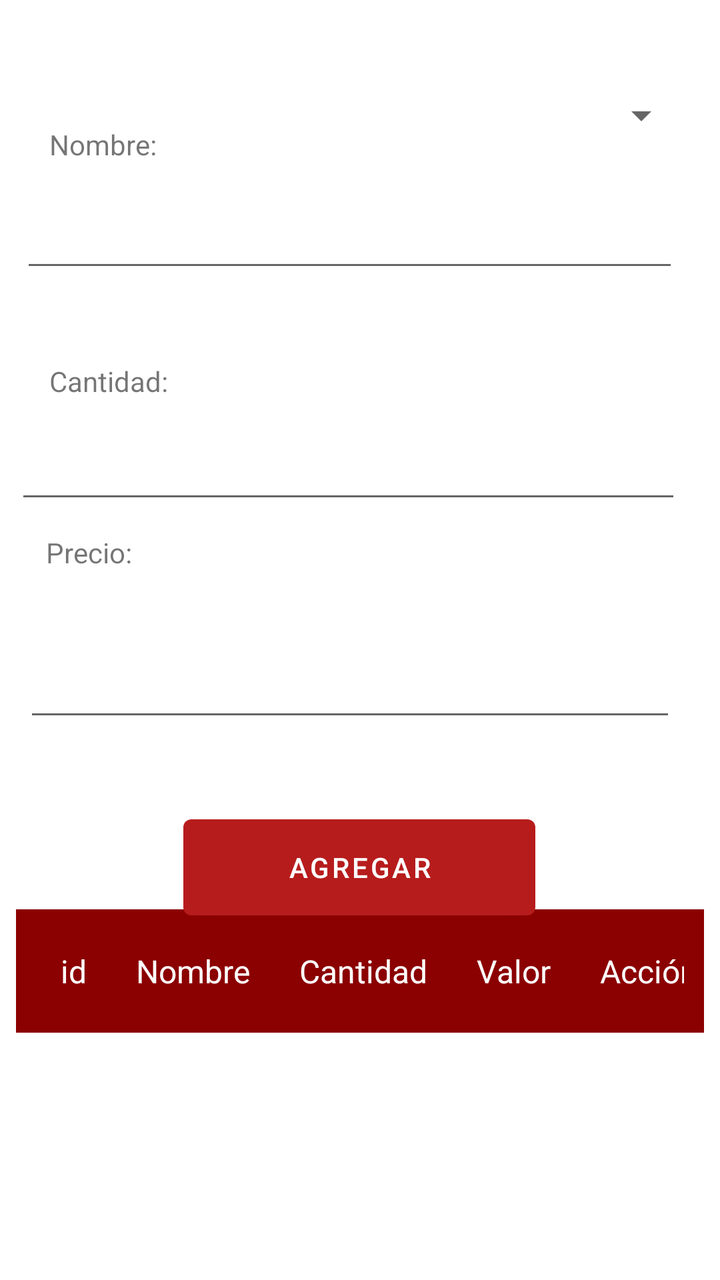
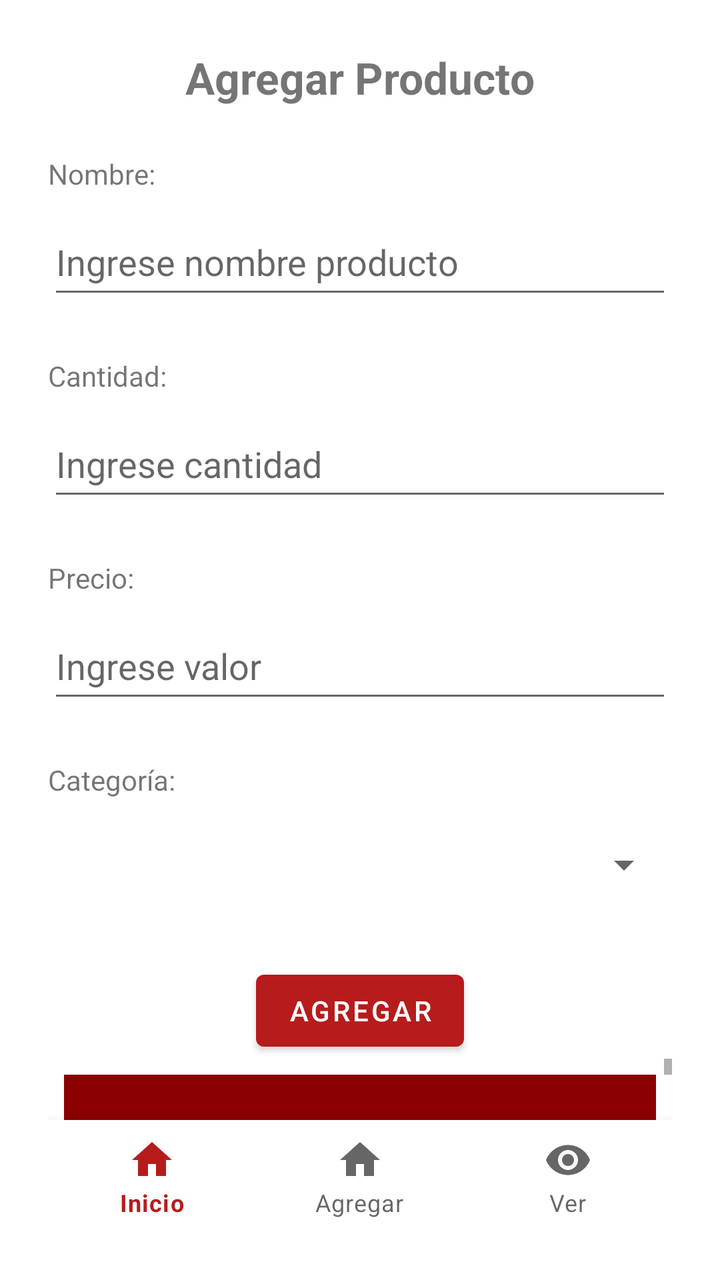

Two renders of the same Android screen: before a commit and after it. Below are the layout's source before the change and the commit's diff.
<!-- AndroidManifest.xml: application theme Theme.Evaa -->
<!-- res/layout/activity_agregar.xml -->
<?xml version="1.0" encoding="utf-8"?>
<androidx.constraintlayout.widget.ConstraintLayout xmlns:android="http://schemas.android.com/apk/res/android"
    xmlns:app="http://schemas.android.com/apk/res-auto"
    xmlns:tools="http://schemas.android.com/tools"
    android:layout_width="match_parent"
    android:layout_height="match_parent"
    tools:context=".Agregar">

    <TextView
        android:id="@+id/txtAgregar"
        android:layout_width="346dp"
        android:layout_height="49dp"
        android:layout_marginTop="28dp"
        android:layout_marginBottom="46dp"
        android:text="Agregar Producto"
        app:layout_constraintBottom_toTopOf="@+id/txtnombrepr"
        app:layout_constraintEnd_toEndOf="parent"
        app:layout_constraintHorizontal_bias="0.415"
        app:layout_constraintStart_toStartOf="parent"
        app:layout_constraintTop_toTopOf="parent" />

    <EditText
        android:id="@+id/editNombre"
        android:layout_width="329dp"
        android:layout_height="50dp"
        android:ems="10"
        android:inputType="textPersonName"
        app:layout_constraintBottom_toBottomOf="parent"
        app:layout_constraintEnd_toEndOf="parent"
        app:layout_constraintHorizontal_bias="0.333"
        app:layout_constraintStart_toStartOf="parent"
        app:layout_constraintTop_toBottomOf="@+id/txtAgregar"
        app:layout_constraintVertical_bias="0.13" />

    <EditText
        android:id="@+id/editCantidad"
        android:layout_width="333dp"
        android:layout_height="46dp"
        android:layout_marginTop="52dp"
        android:ems="10"
        android:inputType="number"
        app:layout_constraintBottom_toBottomOf="parent"
        app:layout_constraintEnd_toEndOf="parent"
        app:layout_constraintHorizontal_bias="0.287"
        app:layout_constraintStart_toStartOf="parent"
        app:layout_constraintTop_toBottomOf="@+id/editNombre"
        app:layout_constraintVertical_bias="0.044" />

    <Spinner
        android:id="@+id/spinnerTipoProducto"
        android:layout_width="329dp"
        android:layout_height="50dp"
        android:layout_marginTop="16dp"
        android:layout_marginBottom="16dp"
        android:spinnerMode="dropdown"
        app:layout_constraintTop_toBottomOf="@+id/txtAgregar"
        app:layout_constraintStart_toStartOf="parent"
        app:layout_constraintEnd_toEndOf="parent"
        app:layout_constraintHorizontal_bias="0.5"
        />

    <TextView
        android:id="@+id/txtnombrepr"
        android:layout_width="wrap_content"
        android:layout_height="wrap_content"
        android:layout_marginBottom="619dp"
        android:text="Nombre:"
        app:layout_constraintBottom_toBottomOf="parent"
        app:layout_constraintEnd_toEndOf="parent"
        app:layout_constraintHorizontal_bias="0.081"
        app:layout_constraintStart_toStartOf="parent"
        app:layout_constraintTop_toBottomOf="@+id/txtAgregar" />

    <TextView
        android:id="@+id/txtCantidad"
        android:layout_width="wrap_content"
        android:layout_height="wrap_content"
        android:layout_marginTop="90dp"
        android:layout_marginBottom="61dp"
        android:text="Cantidad:"
        app:layout_constraintBottom_toTopOf="@+id/editCantidad"
        app:layout_constraintEnd_toEndOf="parent"
        app:layout_constraintHorizontal_bias="0.082"
        app:layout_constraintStart_toStartOf="parent"
        app:layout_constraintTop_toTopOf="@+id/editNombre"
        app:layout_constraintVertical_bias="0.0" />

    <TextView
        android:id="@+id/txtprecio"
        android:layout_width="wrap_content"
        android:layout_height="wrap_content"
        android:layout_marginTop="56dp"
        android:text="Precio:"
        app:layout_constraintEnd_toEndOf="parent"
        app:layout_constraintHorizontal_bias="0.073"
        app:layout_constraintStart_toStartOf="parent"
        app:layout_constraintTop_toTopOf="@+id/editCantidad" />

    <EditText
        android:id="@+id/editPrecio"
        android:layout_width="326dp"
        android:layout_height="53dp"
        android:layout_marginTop="46dp"
        android:ems="10"
        android:inputType="numberDecimal"
        app:layout_constraintBottom_toBottomOf="parent"
        app:layout_constraintEnd_toEndOf="parent"
        app:layout_constraintHorizontal_bias="0.352"
        app:layout_constraintStart_toStartOf="parent"
        app:layout_constraintTop_toTopOf="@+id/txtprecio"
        app:layout_constraintVertical_bias="0.0" />

    <Button
        android:id="@+id/btnAgregar"
        android:layout_width="176dp"
        android:layout_height="60dp"
        android:layout_marginTop="38dp"
        android:layout_marginBottom="232dp"
        android:text="Agregar"
        app:layout_constraintBottom_toBottomOf="parent"
        app:layout_constraintEnd_toEndOf="parent"
        app:layout_constraintHorizontal_bias="0.498"
        app:layout_constraintStart_toStartOf="parent"
        app:layout_constraintTop_toBottomOf="@+id/editPrecio"
        app:layout_constraintVertical_bias="0.0" />



    <HorizontalScrollView
        android:layout_width="0dp"
        android:layout_height="wrap_content"
        android:fillViewport="true"
        app:layout_constraintTop_toBottomOf="@id/btnAgregar"
        app:layout_constraintStart_toStartOf="parent"
        app:layout_constraintEnd_toEndOf="parent"
        app:layout_constraintBottom_toBottomOf="parent">

        <TableLayout
            android:id="@+id/tableProductos"
            android:layout_width="wrap_content"
            android:layout_height="wrap_content"
            android:stretchColumns="*"
            android:shrinkColumns="*"
            android:background="#FFFFFF"
            android:padding="8dp">

            
            <TableRow
                android:background="#8B0000"
                android:textColor="#FFFFFF"
                android:padding="10dp">

                <TextView
                    android:text="id"
                    android:textSize="16sp"
                    android:gravity="center"
                    android:textColor="#FFFFFF"
                    android:padding="10dp"/>

                <TextView
                    android:text="Nombre"
                    android:textSize="16sp"
                    android:gravity="center"
                    android:textColor="#FFFFFF"
                    android:padding="10dp"/>

                <TextView
                    android:text="Cantidad"
                    android:textSize="16sp"
                    android:gravity="center"
                    android:textColor="#FFFFFF"
                    android:padding="10dp"/>

                <TextView
                    android:text="Valor"
                    android:textSize="16sp"
                    android:gravity="center"
                    android:textColor="#FFFFFF"
                    android:padding="10dp"/>
                <TextView
                    android:text="Acción"
                    android:textSize="16sp"
                    android:gravity="center"
                    android:textColor="#FFFFFF"
                    android:padding="10dp"/>
            </TableRow>


        </TableLayout>
    </HorizontalScrollView>


</androidx.constraintlayout.widget.ConstraintLayout>
<!-- resources referenced by this layout -->
<resources>
  <style name="Theme.Evaa" parent="Theme.MaterialComponents.DayNight.DarkActionBar">
          
          <item name="colorPrimary">@color/rojo_oscuro</item>
          <item name="colorPrimaryVariant">@color/rojo_oscuro</item>
          <item name="colorOnPrimary">@color/white</item>
          
          <item name="colorSecondary">@color/teal_200</item>
          <item name="colorSecondaryVariant">@color/teal_700</item>
          <item name="colorOnSecondary">@color/black</item>
          
          <item name="android:statusBarColor" tools:targetApi="l">?attr/colorPrimaryVariant</item>
          
      </style>
  <color name="rojo_oscuro">#B71C1C</color>
  <color name="white">#FFFFFFFF</color>
  <color name="teal_200">#FF03DAC5</color>
  <color name="teal_700">#FF018786</color>
  <color name="black">#FF000000</color>
</resources>

<!-- the commit's change to res/layout/activity_agregar.xml (unified diff, before → after) -->
@@ -4,190 +4,164 @@
     xmlns:tools="http://schemas.android.com/tools"
     android:layout_width="match_parent"
     android:layout_height="match_parent"
+    android:padding="24dp"
     tools:context=".Agregar">
 
+    
     <TextView
         android:id="@+id/txtAgregar"
-        android:layout_width="346dp"
-        android:layout_height="49dp"
-        android:layout_marginTop="28dp"
-        android:layout_marginBottom="46dp"
+        android:layout_width="wrap_content"
+        android:layout_height="wrap_content"
         android:text="Agregar Producto"
-        app:layout_constraintBottom_toTopOf="@+id/txtnombrepr"
-        app:layout_constraintEnd_toEndOf="parent"
-        app:layout_constraintHorizontal_bias="0.415"
+        android:textSize="22sp"
+        android:textStyle="bold"
+        app:layout_constraintTop_toTopOf="parent"
         app:layout_constraintStart_toStartOf="parent"
-        app:layout_constraintTop_toTopOf="parent" />
+        app:layout_constraintEnd_toEndOf="parent" />
 
-    <EditText
-        android:id="@+id/editNombre"
-        android:layout_width="329dp"
-        android:layout_height="50dp"
-        android:ems="10"
-        android:inputType="textPersonName"
-        app:layout_constraintBottom_toBottomOf="parent"
-        app:layout_constraintEnd_toEndOf="parent"
-        app:layout_constraintHorizontal_bias="0.333"
-        app:layout_constraintStart_toStartOf="parent"
-        app:layout_constraintTop_toBottomOf="@+id/txtAgregar"
-        app:layout_constraintVertical_bias="0.13" />
-
-    <EditText
-        android:id="@+id/editCantidad"
-        android:layout_width="333dp"
-        android:layout_height="46dp"
-        android:layout_marginTop="52dp"
-        android:ems="10"
-        android:inputType="number"
-        app:layout_constraintBottom_toBottomOf="parent"
-        app:layout_constraintEnd_toEndOf="parent"
-        app:layout_constraintHorizontal_bias="0.287"
-        app:layout_constraintStart_toStartOf="parent"
-        app:layout_constraintTop_toBottomOf="@+id/editNombre"
-        app:layout_constraintVertical_bias="0.044" />
-
-    <Spinner
-        android:id="@+id/spinnerTipoProducto"
-        android:layout_width="329dp"
-        android:layout_height="50dp"
-        android:layout_marginTop="16dp"
-        android:layout_marginBottom="16dp"
-        android:spinnerMode="dropdown"
-        app:layout_constraintTop_toBottomOf="@+id/txtAgregar"
-        app:layout_constraintStart_toStartOf="parent"
-        app:layout_constraintEnd_toEndOf="parent"
-        app:layout_constraintHorizontal_bias="0.5"
-        />
-
+    
     <TextView
         android:id="@+id/txtnombrepr"
         android:layout_width="wrap_content"
         android:layout_height="wrap_content"
-        android:layout_marginBottom="619dp"
+        android:layout_marginTop="24dp"
         android:text="Nombre:"
-        app:layout_constraintBottom_toBottomOf="parent"
-        app:layout_constraintEnd_toEndOf="parent"
-        app:layout_constraintHorizontal_bias="0.081"
+        app:layout_constraintTop_toBottomOf="@id/txtAgregar"
+        app:layout_constraintStart_toStartOf="parent" />
+
+    <EditText
+        android:id="@+id/editNombre"
+        android:layout_width="0dp"
+        android:layout_height="50dp"
+        android:layout_marginTop="8dp"
+        android:hint="Ingrese nombre producto"
+        android:inputType="textPersonName"
+        app:layout_constraintTop_toBottomOf="@id/txtnombrepr"
         app:layout_constraintStart_toStartOf="parent"
-        app:layout_constraintTop_toBottomOf="@+id/txtAgregar" />
+        app:layout_constraintEnd_toEndOf="parent" />
 
+    
     <TextView
         android:id="@+id/txtCantidad"
         android:layout_width="wrap_content"
         android:layout_height="wrap_content"
-        android:layout_marginTop="90dp"
-        android:layout_marginBottom="61dp"
+        android:layout_marginTop="24dp"
         android:text="Cantidad:"
-        app:layout_constraintBottom_toTopOf="@+id/editCantidad"
-        app:layout_constraintEnd_toEndOf="parent"
-        app:layout_constraintHorizontal_bias="0.082"
+        app:layout_constraintTop_toBottomOf="@id/editNombre"
+        app:layout_constraintStart_toStartOf="parent" />
+
+    <EditText
+        android:id="@+id/editCantidad"
+        android:layout_width="0dp"
+        android:layout_height="50dp"
+        android:layout_marginTop="8dp"
+        android:hint="Ingrese cantidad"
+        android:inputType="number"
+        app:layout_constraintTop_toBottomOf="@id/txtCantidad"
         app:layout_constraintStart_toStartOf="parent"
-        app:layout_constraintTop_toTopOf="@+id/editNombre"
-        app:layout_constraintVertical_bias="0.0" />
+        app:layout_constraintEnd_toEndOf="parent" />
 
+    
     <TextView
         android:id="@+id/txtprecio"
         android:layout_width="wrap_content"
         android:layout_height="wrap_content"
-        android:layout_marginTop="56dp"
+        android:layout_marginTop="24dp"
         android:text="Precio:"
-        app:layout_constraintEnd_toEndOf="parent"
-        app:layout_constraintHorizontal_bias="0.073"
-        app:layout_constraintStart_toStartOf="parent"
-        app:layout_constraintTop_toTopOf="@+id/editCantidad" />
+        app:layout_constraintTop_toBottomOf="@id/editCantidad"
+        app:layout_constraintStart_toStartOf="parent" />
 
     <EditText
         android:id="@+id/editPrecio"
-        android:layout_width="326dp"
-        android:layout_height="53dp"
-        android:layout_marginTop="46dp"
-        android:ems="10"
+        android:layout_width="0dp"
+        android:layout_height="50dp"
+        android:layout_marginTop="8dp"
+        android:hint="Ingrese valor"
         android:inputType="numberDecimal"
-        app:layout_constraintBottom_toBottomOf="parent"
-        app:layout_constraintEnd_toEndOf="parent"
-        app:layout_constraintHorizontal_bias="0.352"
+        app:layout_constraintTop_toBottomOf="@id/txtprecio"
         app:layout_constraintStart_toStartOf="parent"
-        app:layout_constraintTop_toTopOf="@+id/txtprecio"
-        app:layout_constraintVertical_bias="0.0" />
+        app:layout_constraintEnd_toEndOf="parent" />
 
+    
+    <TextView
+        android:id="@+id/txtCategoria"
+        android:layout_width="wrap_content"
+        android:layout_height="wrap_content"
+        android:layout_marginTop="24dp"
+        android:text="Categoría:"
+        app:layout_constraintTop_toBottomOf="@id/editPrecio"
+        app:layout_constraintStart_toStartOf="parent" />
+
+    <Spinner
+        android:id="@+id/spinnerTipoProducto"
+        android:layout_width="0dp"
+        android:layout_height="50dp"
+        android:layout_marginTop="8dp"
+        android:spinnerMode="dropdown"
+        app:layout_constraintTop_toBottomOf="@id/txtCategoria"
+        app:layout_constraintStart_toStartOf="parent"
+        app:layout_constraintEnd_toEndOf="parent" />
+
+    
     <Button
         android:id="@+id/btnAgregar"
-        android:layout_width="176dp"
-        android:layout_height="60dp"
-        android:layout_marginTop="38dp"
-        android:layout_marginBottom="232dp"
-        android:text="Agregar"
-        app:layout_constraintBottom_toBottomOf="parent"
-        app:layout_constraintEnd_toEndOf="parent"
-        app:layout_constraintHorizontal_bias="0.498"
+        android:layout_width="wrap_content"
+        android:layout_height="wrap_content"
+        android:layout_marginTop="24dp"
+        android:text="AGREGAR"
+        app:layout_constraintTop_toBottomOf="@id/spinnerTipoProducto"
         app:layout_constraintStart_toStartOf="parent"
-        app:layout_constraintTop_toBottomOf="@+id/editPrecio"
-        app:layout_constraintVertical_bias="0.0" />
+        app:layout_constraintEnd_toEndOf="parent" />
 
+    
+    <ScrollView
+        android:layout_width="0dp"
+        android:layout_height="0dp"
+        android:fillViewport="false"
+        app:layout_constraintTop_toBottomOf="@id/btnAgregar"
+        app:layout_constraintBottom_toTopOf="@id/nav_view"
+        app:layout_constraintStart_toStartOf="parent"
+        app:layout_constraintEnd_toEndOf="parent">
 
+        <HorizontalScrollView
+            android:layout_width="match_parent"
+            android:layout_height="wrap_content"
+            android:fillViewport="true">
 
-    <HorizontalScrollView
+            <TableLayout
+                android:id="@+id/tableProductos"
+                android:layout_width="wrap_content"
+                android:layout_height="wrap_content"
+                android:background="#FFFFFF"
+                android:padding="8dp"
+                android:shrinkColumns="*"
+                android:stretchColumns="*">
+
+                
+                <TableRow
+                    android:background="#8B0000"
+                    android:padding="10dp">
+
+                    <TextView android:text="id" android:textColor="#FFFFFF" android:padding="10dp"/>
+                    <TextView android:text="Nombre" android:textColor="#FFFFFF" android:padding="10dp"/>
+                    <TextView android:text="Cantidad" android:textColor="#FFFFFF" android:padding="10dp"/>
+                    <TextView android:text="Valor" android:textColor="#FFFFFF" android:padding="10dp"/>
+                    <TextView android:text="Acción" android:textColor="#FFFFFF" android:padding="10dp"/>
+                </TableRow>
+            </TableLayout>
+        </HorizontalScrollView>
+    </ScrollView>
+
+    
+    <com.google.android.material.bottomnavigation.BottomNavigationView
+        android:id="@+id/nav_view"
         android:layout_width="0dp"
         android:layout_height="wrap_content"
-        android:fillViewport="true"
-        app:layout_constraintTop_toBottomOf="@id/btnAgregar"
+        android:background="?android:attr/windowBackground"
+        app:menu="@menu/bottom_nav_menu"
+        app:labelVisibilityMode="labeled"
+        app:layout_constraintBottom_toBottomOf="parent"
         app:layout_constraintStart_toStartOf="parent"
-        app:layout_constraintEnd_toEndOf="parent"
-        app:layout_constraintBottom_toBottomOf="parent">
-
-        <TableLayout
-            android:id="@+id/tableProductos"
-            android:layout_width="wrap_content"
-            android:layout_height="wrap_content"
-            android:stretchColumns="*"
-            android:shrinkColumns="*"
-            android:background="#FFFFFF"
-            android:padding="8dp">
-
-            
-            <TableRow
-                android:background="#8B0000"
-                android:textColor="#FFFFFF"
-                android:padding="10dp">
-
-                <TextView
-                    android:text="id"
-                    android:textSize="16sp"
-                    android:gravity="center"
-                    android:textColor="#FFFFFF"
-                    android:padding="10dp"/>
-
-                <TextView
-                    android:text="Nombre"
-                    android:textSize="16sp"
-                    android:gravity="center"
-                    android:textColor="#FFFFFF"
-                    android:padding="10dp"/>
-
-                <TextView
-                    android:text="Cantidad"
-                    android:textSize="16sp"
-                    android:gravity="center"
-                    android:textColor="#FFFFFF"
-                    android:padding="10dp"/>
-
-                <TextView
-                    android:text="Valor"
-                    android:textSize="16sp"
-                    android:gravity="center"
-                    android:textColor="#FFFFFF"
-                    android:padding="10dp"/>
-                <TextView
-                    android:text="Acción"
-                    android:textSize="16sp"
-                    android:gravity="center"
-                    android:textColor="#FFFFFF"
-                    android:padding="10dp"/>
-            </TableRow>
-
-
-        </TableLayout>
-    </HorizontalScrollView>
-
+        app:layout_constraintEnd_toEndOf="parent" />
 
 </androidx.constraintlayout.widget.ConstraintLayout>
